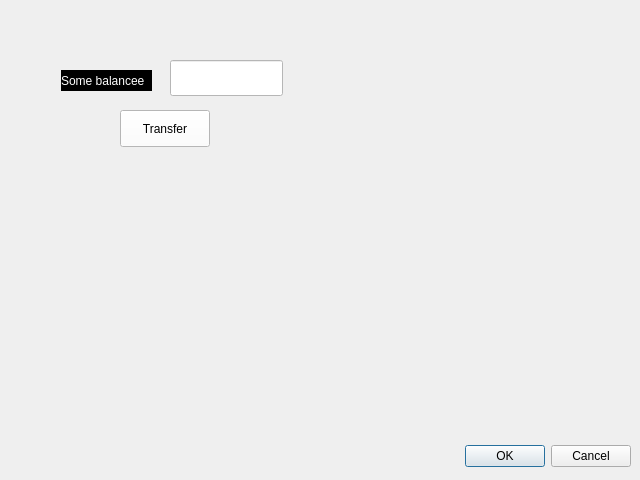
Before: the Qt Designer form personal_cabinet.ui in Unit-chain/wallet, drawn with Qt 5.
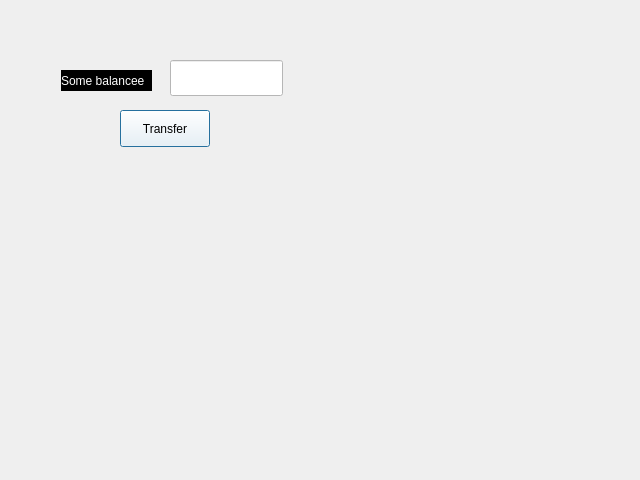
After: the same form once the commit is applied.

Commit message: connected check_mnemonic button on main screen

What changed in the file:
```diff
--- a/personal_cabinet.ui
+++ b/personal_cabinet.ui
@@ -13,22 +13,6 @@
   <property name="windowTitle">
    <string>Dialog</string>
   </property>
-  <widget class="QDialogButtonBox" name="buttonBox">
-   <property name="geometry">
-    <rect>
-     <x>10</x>
-     <y>440</y>
-     <width>621</width>
-     <height>32</height>
-    </rect>
-   </property>
-   <property name="orientation">
-    <enum>Qt::Horizontal</enum>
-   </property>
-   <property name="standardButtons">
-    <set>QDialogButtonBox::Cancel|QDialogButtonBox::Ok</set>
-   </property>
-  </widget>
   <widget class="QStackedWidget" name="stackedWidget">
    <property name="geometry">
     <rect>
```
Left out of the diff: 35 changed lines with no effect on the pictures. The commit also changes 5 other files.
